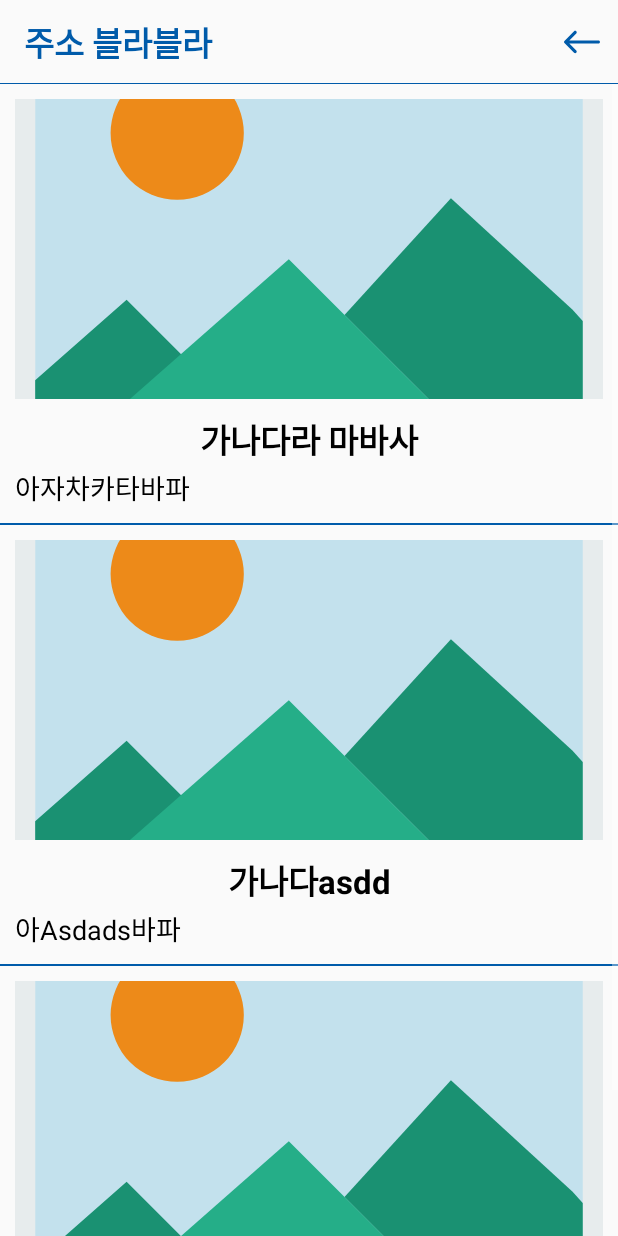
After one commit to extJo/isthere, an Android app: the ReviewList screen opened directly, with no data from a screen before it, on a phone screen of 412 x 824 dp. The commit adds this screen. Run offline under Robolectric (Android 15) with nearby library versions, the phone set to English and light mode, and no system bars; libraries missing offline, so code that uses them is left out: com.yalantis.contextmenu; 4 statements that could not run were skipped.

Commit message:
main review 에서 박스 누르면 review list로 이동

```diff
--- a/app/src/main/AndroidManifest.xml
+++ b/app/src/main/AndroidManifest.xml
@@ -28,6 +28,7 @@
         <activity android:name=".LoginPage"/>
         <activity android:name=".RegisterLogin"/>
         <activity android:name=".PresentLocation"/>
+        <activity android:name=".ReviewList"/>
     </application>
 
 
--- /dev/null
+++ b/app/src/main/java/com/apptive/joDuo/isthere/ReviewList.java
@@ -0,0 +1,100 @@
+package com.apptive.joDuo.isthere;
+
+import android.os.Bundle;
+import android.support.v4.app.FragmentManager;
+import android.support.v7.app.AppCompatActivity;
+import android.support.v7.widget.Toolbar;
+import android.view.Menu;
+import android.view.MenuInflater;
+import android.view.MenuItem;
+import android.widget.ListView;
+import android.widget.TextView;
+
+import com.apptive.joDuo.isthere.reviewlist.ReviewItemAdaptor;
+import com.yalantis.contextmenu.lib.ContextMenuDialogFragment;
+import com.yalantis.contextmenu.lib.MenuParams;
+
+/**
+ * Created by joseong-yun on 2017. 6. 21..
+ */
+
+public class ReviewList extends AppCompatActivity {
+    private FragmentManager fragmentManager;
+    private ContextMenuDialogFragment mMenuDialogFragment;
+
+
+    @Override
+    protected void onCreate(Bundle savedInstanceState) {
+        super.onCreate(savedInstanceState);
+        setContentView(R.layout.review_list);
+
+        ListView listview ;
+        ReviewItemAdaptor adapter;
+
+        // Adapter 생성
+        adapter = new ReviewItemAdaptor() ;
+
+        // 리스트뷰 참조 및 Adapter달기
+        listview = (ListView) findViewById(R.id.review_listview);
+        listview.setAdapter(adapter);
+
+        adapter.addItem(getResources().getDrawable(R.drawable.ic_picture), "가나다라 마바사", "아자차카타바파");
+        adapter.addItem(getResources().getDrawable(R.drawable.ic_picture), "가나다asdd", "아Asdads바파");
+        adapter.addItem(getResources().getDrawable(R.drawable.ic_picture), "가adsd바사", "아asdsaddadasaddas");
+
+
+
+
+
+
+        /* menu button lib */
+        fragmentManager = getSupportFragmentManager();
+        initToolbar();
+        initMenuFragment();
+    }
+
+        /* menu button lib method */
+
+    private void initMenuFragment() {
+        MenuParams menuParams = new MenuParams();
+        menuParams.setActionBarSize((int) getResources().getDimension(R.dimen.tool_bar_height));
+        menuParams.setClosableOutside(true);
+        mMenuDialogFragment = ContextMenuDialogFragment.newInstance(menuParams);
+    }
+
+    private void initToolbar() {
+        Toolbar mToolbar = (Toolbar) findViewById(R.id.toolbar);
+        TextView mToolBarTextView = (TextView) findViewById(R.id.text_view_toolbar_title);
+        setSupportActionBar(mToolbar);
+        if (getSupportActionBar() != null) {
+            getSupportActionBar().setHomeButtonEnabled(false);
+            getSupportActionBar().setDisplayHomeAsUpEnabled(false);
+            getSupportActionBar().setDisplayShowTitleEnabled(false);
+        }
+
+        mToolBarTextView.setText("주소 블라블라");
+    }
+
+    @Override
+    public boolean onCreateOptionsMenu(final Menu menu) {
+        MenuInflater inflater = getMenuInflater();
+        inflater.inflate(R.menu.menu_setting, menu);
+        return true;
+    }
+
+    @Override
+    public boolean onOptionsItemSelected(MenuItem item) {
+        finish();
+
+        return super.onOptionsItemSelected(item);
+    }
+
+    @Override
+    public void onBackPressed() {
+        if (mMenuDialogFragment != null && mMenuDialogFragment.isAdded()) {
+            mMenuDialogFragment.dismiss();
+        } else {
+            finish();
+        }
+    }
+}
--- a/app/src/main/java/com/apptive/joDuo/isthere/ReviewMain.java
+++ b/app/src/main/java/com/apptive/joDuo/isthere/ReviewMain.java
@@ -66,6 +66,7 @@ public class ReviewMain extends AppCompatActivity implements OnMenuItemClickList
 
         // 밑에 뜨는 간단한 설명
         description = (RelativeLayout) findViewById(R.id.review_dsc);
+        description.setOnClickListener(moveReviewList);
 
 
         /* menu button lib 부분 */
@@ -74,6 +75,7 @@ public class ReviewMain extends AppCompatActivity implements OnMenuItemClickList
         initMenuFragment();
     }
 
+    // 다음맵이 한 앱에서 2개 이상 부를 수 없기때문에 view cycle을 통해서 map view를 동적으로 추가
     @Override
     protected void onResume() {
         super.onResume();
@@ -382,6 +384,15 @@ public class ReviewMain extends AppCompatActivity implements OnMenuItemClickList
         }
     };
 
+    // description에 대한 click listener
+    private View.OnClickListener moveReviewList = new View.OnClickListener() {
+        @Override
+        public void onClick(View view) {
+            Intent intent = new Intent(ReviewMain.this, ReviewList.class);
+            startActivity(intent);
+        }
+    };
+
     /*
     Draw markers on Map using Thread.
     */
--- /dev/null
+++ b/app/src/main/java/com/apptive/joDuo/isthere/reviewlist/ReviewItem.java
@@ -0,0 +1,41 @@
+package com.apptive.joDuo.isthere.reviewlist;
+
+import android.graphics.drawable.Drawable;
+
+/**
+ * Created by joseong-yun on 2017. 6. 21..
+ */
+
+public class ReviewItem {
+
+    private Drawable pictureDrawable;
+    private String title;
+    private String description;
+
+    public void setPicture(Drawable picture){
+        pictureDrawable = picture;
+    }
+
+    public void setTitle(String title){
+        this.title = title;
+    }
+
+    public void setDescription(String description){
+        this.description = description;
+    }
+
+    public Drawable getPicture(){
+        return pictureDrawable;
+    }
+
+    public String getTitle(){
+        return title;
+    }
+
+    public String getDescription(){
+        return description;
+    }
+
+
+
+}
--- /dev/null
+++ b/app/src/main/java/com/apptive/joDuo/isthere/reviewlist/ReviewItemAdaptor.java
@@ -0,0 +1,87 @@
+package com.apptive.joDuo.isthere.reviewlist;
+
+import android.content.Context;
+import android.graphics.drawable.Drawable;
+import android.view.LayoutInflater;
+import android.view.View;
+import android.view.ViewGroup;
+import android.widget.BaseAdapter;
+import android.widget.ImageView;
+import android.widget.TextView;
+
+import com.apptive.joDuo.isthere.R;
+
+import java.util.ArrayList;
+
+/**
+ * Created by joseong-yun on 2017. 6. 21..
+ */
+
+public class ReviewItemAdaptor extends BaseAdapter {
+    // Adapter에 추가된 데이터를 저장하기 위한 ArrayList
+    private ArrayList<ReviewItem> listViewItemList = new ArrayList<ReviewItem>() ;
+
+    // ListViewAdapter의 생성자
+    public ReviewItemAdaptor() {
+
+    }
+
+    // Adapter에 사용되는 데이터의 개수를 리턴. : 필수 구현
+    @Override
+    public int getCount() {
+        return listViewItemList.size() ;
+    }
+
+    // position에 위치한 데이터를 화면에 출력하는데 사용될 View를 리턴. : 필수 구현
+    @Override
+    public View getView(int position, View convertView, ViewGroup parent) {
+        final int pos = position;
+        final Context context = parent.getContext();
+
+        // "listview_item" Layout을 inflate하여 convertView 참조 획득.
+        if (convertView == null) {
+            LayoutInflater inflater = (LayoutInflater) context.getSystemService(Context.LAYOUT_INFLATER_SERVICE);
+            convertView = inflater.inflate(R.layout.review_item, parent, false);
+        }
+
+        // 화면에 표시될 View(Layout이 inflate된)으로부터 위젯에 대한 참조 획득
+        ImageView iconImageView = (ImageView) convertView.findViewById(R.id.item_picture) ;
+        TextView titleTextView = (TextView) convertView.findViewById(R.id.item_title) ;
+        TextView descTextView = (TextView) convertView.findViewById(R.id.item_description) ;
+
+        // Data Set(listViewItemList)에서 position에 위치한 데이터 참조 획득
+        ReviewItem reviewItem = listViewItemList.get(position);
+
+        // 아이템 내 각 위젯에 데이터 반영
+        iconImageView.setImageDrawable(reviewItem.getPicture());
+        titleTextView.setText(reviewItem.getTitle());
+        descTextView.setText(reviewItem.getDescription());
+
+        return convertView;
+    }
+
+    // 지정한 위치(position)에 있는 데이터와 관계된 아이템(row)의 ID를 리턴. : 필수 구현
+    @Override
+    public long getItemId(int position) {
+        return position ;
+    }
+
+    // 지정한 위치(position)에 있는 데이터 리턴 : 필수 구현
+    @Override
+    public Object getItem(int position) {
+        return listViewItemList.get(position) ;
+    }
+
+    // 아이템 데이터 추가를 위한 함수. 개발자가 원하는대로 작성 가능.
+    public void addItem(Drawable icon, String title, String desc) {
+        ReviewItem item = new ReviewItem();
+
+        item.setPicture(icon);
+        item.setTitle(title);
+        item.setDescription(desc);
+
+        listViewItemList.add(item);
+    }
+
+
+}
--- /dev/null
+++ b/app/src/main/res/layout/review_item.xml
@@ -0,0 +1,39 @@
+<?xml version="1.0" encoding="utf-8"?>
+<LinearLayout
+    xmlns:android="http://schemas.android.com/apk/res/android"
+    android:layout_width="match_parent"
+    android:layout_height="wrap_content"
+    android:orientation="vertical"
+    android:background="@color/white"
+    android:padding="10dp"
+    >
+
+    <ImageView
+        android:id="@+id/item_picture"
+        android:layout_width="match_parent"
+        android:layout_height="200dp"
+        android:layout_gravity="center"
+        android:scaleType="centerCrop"
+        android:layout_marginBottom="10dp"/>
+
+    <TextView
+        android:id="@+id/item_title"
+        android:layout_width="match_parent"
+        android:layout_height="30dp"
+        android:textSize="22dp"
+        android:textAlignment="center"
+        android:textColor="@color/black"
+        android:textStyle="bold"
+        android:layout_marginBottom="5dp"
+        />
+
+    <TextView
+        android:id="@+id/item_description"
+        android:layout_width="match_parent"
+        android:layout_height="wrap_content"
+        android:textSize="18dp"
+        android:textColor="@color/black"/>
+
+
+
+</LinearLayout>
--- a/app/src/main/res/layout/review_list.xml
+++ b/app/src/main/res/layout/review_list.xml
@@ -3,9 +3,16 @@
     xmlns:android="http://schemas.android.com/apk/res/android"
     android:layout_width="match_parent"
     android:layout_height="match_parent"
-    android:orientation="vertical">
+    android:orientation="vertical"
+    android:background="@color/gray_cus">
 
+    <include layout="@layout/toolbar"/>
 
-
-
+    <ListView
+        android:id="@+id/review_listview"
+        android:layout_width="match_parent"
+        android:layout_height="match_parent"
+        android:dividerHeight="1dp"
+        android:divider="@color/colorPrimary"
+        />
 </LinearLayout>
```
